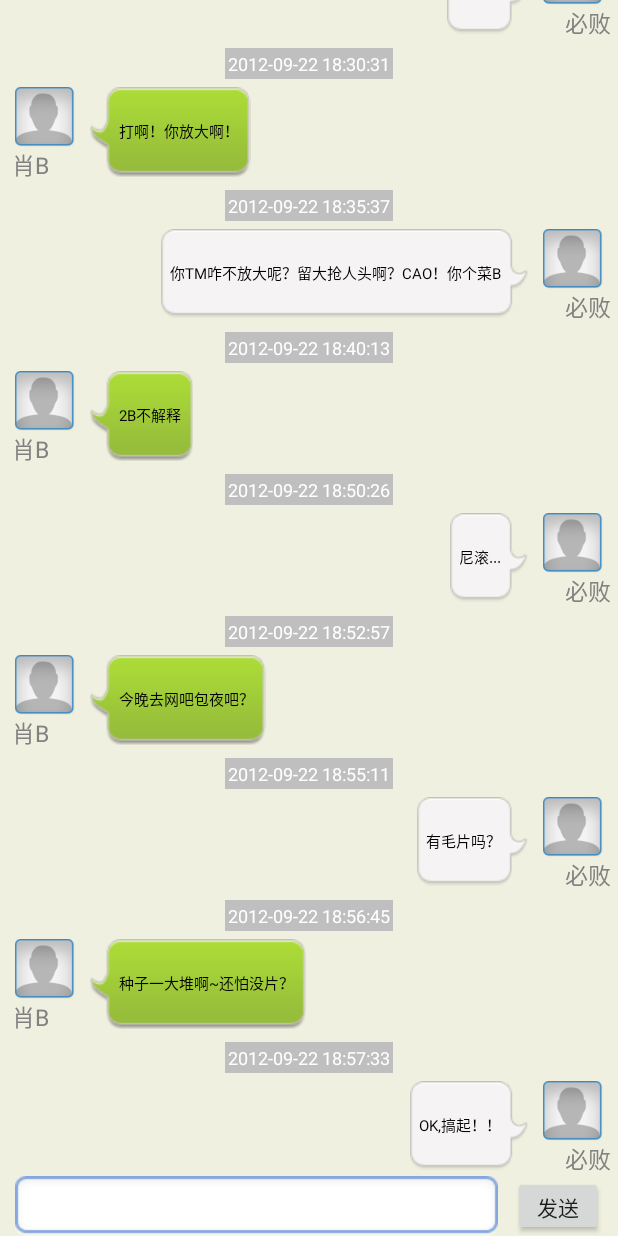
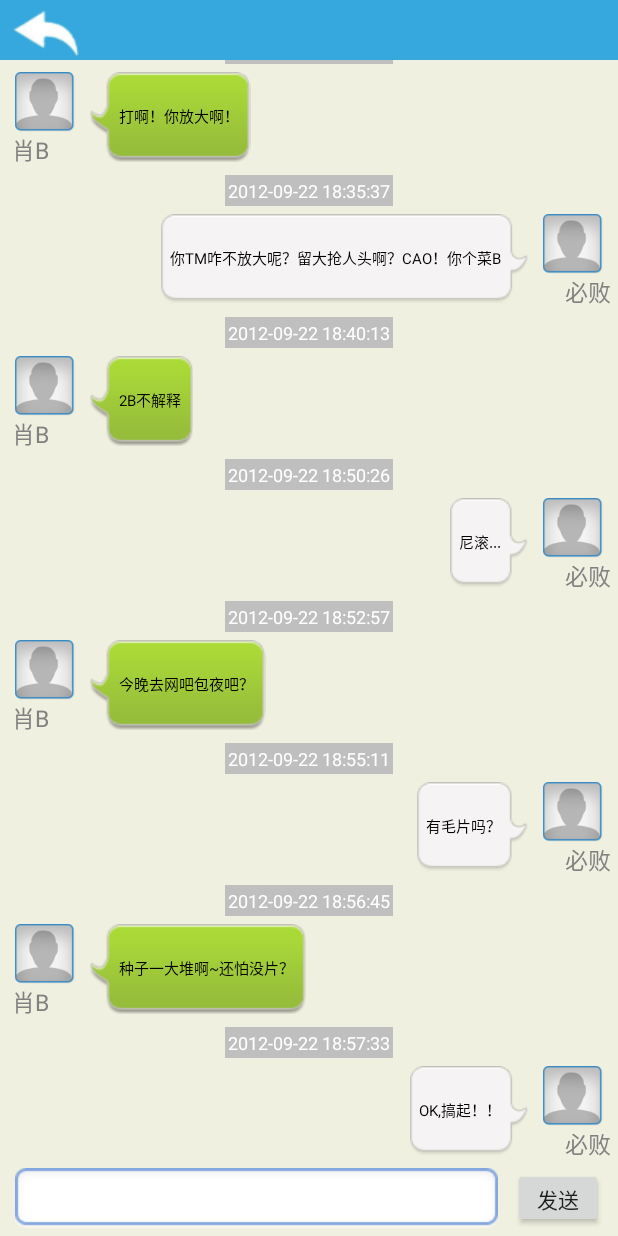
Before and after one commit to misnearzhang/imm_client_master, an Android app: the ChattingActivity screen opened directly, with no data from a screen before it, on a phone screen of 412 x 824 dp. Run offline under Robolectric (Android 15) with nearby library versions, the phone set to English and light mode, and no system bars; 1 statement that could not run was skipped.

Commit message:
update some resource

```diff
--- a/app/src/main/java/com/syuct/imm/adapter/ChatMsgViewAdapter.java
+++ b/app/src/main/java/com/syuct/imm/adapter/ChatMsgViewAdapter.java
@@ -23,11 +23,9 @@ public class ChatMsgViewAdapter extends BaseAdapter {
 	public interface IMsgViewType {
 		int IMVT_COM_MSG = 0;// 收到对方的消息
 		int IMVT_TO_MSG = 1;// 自己发送出去的消息
-		int IMVT_COM_IMAGE=2;
-		int IMVT_TO_IMAGE=3;
 	}
 
-	private static final int ITEMCOUNT = 4;// 消息类型的总数
+	private static final int ITEMCOUNT = 2;// 消息类型的总数
 	private List<ChatMsgEntity> coll;// 消息对象数组
 	private LayoutInflater mInflater;
 
@@ -57,14 +55,10 @@ public class ChatMsgViewAdapter extends BaseAdapter {
 	public int getItemViewType(int position) {
 		ChatMsgEntity entity = coll.get(position);
 
-		if (entity.getType()==0) {//收到的消息
+		if (entity.getType() == 0) {//收到的消息
 			return IMsgViewType.IMVT_COM_MSG;
-		} else if(entity.getType()==1){//自己发送的消息
+		} else {//自己发送的消息
 			return IMsgViewType.IMVT_TO_MSG;
-		}else if(entity.getType()==2){
-			return IMsgViewType.IMVT_COM_IMAGE;
-		}else {
-			return IMsgViewType.IMVT_TO_IMAGE;
 		}
 	}
 
@@ -83,21 +77,13 @@ public class ChatMsgViewAdapter extends BaseAdapter {
 		ViewHolder viewHolder = null;
 		if (convertView == null) {
 			switch (isComMsg){
-				case 1:
+				case 0:
 					convertView = mInflater.inflate(
 							R.layout.chatting_item_msg_text_left, null);
 					break;
-				case 2:
+				case 1:
 					convertView = mInflater.inflate(
 							R.layout.chatting_item_msg_text_right, null);
-					break;
-				case 3:
-					convertView = mInflater.inflate(
-							R.layout.chatting_item_msg_img_left, null);
-					break;
-				case 4:
-					convertView = mInflater.inflate(
-							R.layout.chatting_item_msg_img_right, null);
 					break;
 				default:
 			}
--- a/app/src/main/java/com/syuct/imm/ui/activity/ChattingActivity.java
+++ b/app/src/main/java/com/syuct/imm/ui/activity/ChattingActivity.java
@@ -1,6 +1,7 @@
 package com.syuct.imm.ui.activity;
 
 import android.content.Context;
+import android.media.Image;
 import android.os.Bundle;
 import android.app.Activity;
 import android.view.View;
@@ -8,6 +9,7 @@ import android.view.inputmethod.InputMethodManager;
 import android.widget.AbsListView;
 import android.widget.Button;
 import android.widget.EditText;
+import android.widget.ImageButton;
 import android.widget.ListView;
 
 import com.syuct.imm.adapter.ChatMsgViewAdapter;
@@ -21,7 +23,7 @@ import java.util.List;
 
 public class ChattingActivity extends Activity implements View.OnClickListener{
     private Button mBtnSend;// 发送btn
-    private Button mBtnBack;// 返回btn
+    private ImageButton mBtnBack;// 返回btn
     private EditText mEditTextContent;
     private ListView mListView;
     private ChatMsgViewAdapter mAdapter;// 消息视图的Adapter
@@ -56,6 +58,9 @@ public class ChattingActivity extends Activity implements View.OnClickListener{
         mListView = (ListView) findViewById(R.id.listview);
         mBtnSend = (Button) findViewById(R.id.btn_send);
         mBtnSend.setOnClickListener(this);
+        mBtnBack = (ImageButton) findViewById(R.id.topbutton_back);
+        mBtnBack.setOnClickListener(this);
+
         mEditTextContent = (EditText)findViewById(R.id.et_sendmessage);
     }
 
@@ -81,10 +86,10 @@ public class ChattingActivity extends Activity implements View.OnClickListener{
             entity.setDate(dataArray[i]);
             if (i % 2 == 0) {
                 entity.setName("肖B");
-                entity.setType(1);// 收到的消息
+                entity.setType(0);// 收到的消息
             } else {
                 entity.setName("必败");
-                entity.setType(2);// 自己发送的消息
+                entity.setType(1);// 自己发送的消息
             }
             entity.setMessage(msgArray[i]);
             mDataArrays.add(entity);
@@ -100,6 +105,9 @@ public class ChattingActivity extends Activity implements View.OnClickListener{
             case R.id.btn_send:// 发送按钮点击事件
                 send();
                 break;
+            case R.id.topbutton_back:
+                super.onBackPressed();
+                break;
         }
     }
 
@@ -113,18 +121,16 @@ public class ChattingActivity extends Activity implements View.OnClickListener{
             entity.setName("必败");
             entity.setDate(getDate());
             entity.setMessage(contString);
-            entity.setType(3);
+            entity.setType(0);
             mDataArrays.add(entity);
 
             ChatMsgEntity entity1 = new ChatMsgEntity();
             entity1.setName("必败");
             entity1.setDate(getDate());
             entity1.setMessage(contString);
-            entity1.setType(4);
+            entity1.setType(1);
 
             mDataArrays.add(entity1);
-           /* mAdapter = new ChatMsgViewAdapter(getActivity(), mDataArrays);
-            mListView.setAdapter(mAdapter);*/
             mAdapter.setDataList(mDataArrays);
             mAdapter.notifyDataSetChanged();
             mEditTextContent.setText("");// 清空编辑框数据
--- a/app/src/main/res/layout/activity_chatting.xml
+++ b/app/src/main/res/layout/activity_chatting.xml
@@ -7,7 +7,7 @@
     <RelativeLayout
         android:id="@+id/rl_bottom"
         android:layout_width="fill_parent"
-        android:layout_height="wrap_content"
+        android:layout_height="50dp"
         android:layout_alignParentBottom="true"
         >
 
@@ -33,14 +33,52 @@
             android:textSize="18sp" />
     </RelativeLayout>
 
+    <RelativeLayout
+        android:id="@+id/topbar"
+        android:layout_width="match_parent"
+        android:layout_height="40dp"
+        android:layout_alignParentTop="true"
+        android:background="#36A8DE"
+        android:orientation="vertical">
+        <ImageButton
+            android:layout_marginLeft="5dip"
+            android:layout_centerVertical="true"
+            android:id="@+id/topbutton_back"
+            android:layout_width="wrap_content"
+            android:layout_height="wrap_content"
+            android:fitsSystemWindows="true"
+            android:background="@drawable/back"/>
+        <TextView
+            android:layout_toRightOf="@id/topbutton_back"
+            android:id="@+id/tv_top_center"
+            android:layout_width="wrap_content"
+            android:layout_height="wrap_content"
+            android:textColor="#ff0000"
+            android:layout_centerVertical="true"
+            android:layout_marginLeft="25dip"
+            android:singleLine="true"
+            android:ellipsize="marquee"
+            android:focusable="true"
+            android:focusableInTouchMode="true"
+            android:marqueeRepeatLimit="marquee_forever"
+            />
+    </RelativeLayout>
+<RelativeLayout
+    android:id="@+id/listviewly"
+    android:layout_width="match_parent"
+    android:layout_height="match_parent"
+    android:layout_below="@+id/topbar"
+    android:layout_above="@+id/rl_bottom"
+    >
     <ListView
         android:id="@+id/listview"
         android:layout_width="fill_parent"
         android:layout_height="fill_parent"
-        android:layout_above="@id/rl_bottom"
         android:cacheColorHint="#00000000"
         android:divider="@null"
         android:dividerHeight="5dp"
-        android:scrollbars="none" />
-
+        android:scrollbars="none"
+        android:layout_alignParentTop="true"
+        android:layout_alignParentStart="true"/>
 </RelativeLayout>
+</RelativeLayout>
```
Also changed, not shown: app/src/main/java/com/syuct/imm/ui/activity/IndexActivity.java (+0 -56 lines), app/src/main/res/drawable/back.png (added), app/src/main/res/drawable/topback.png (added).
